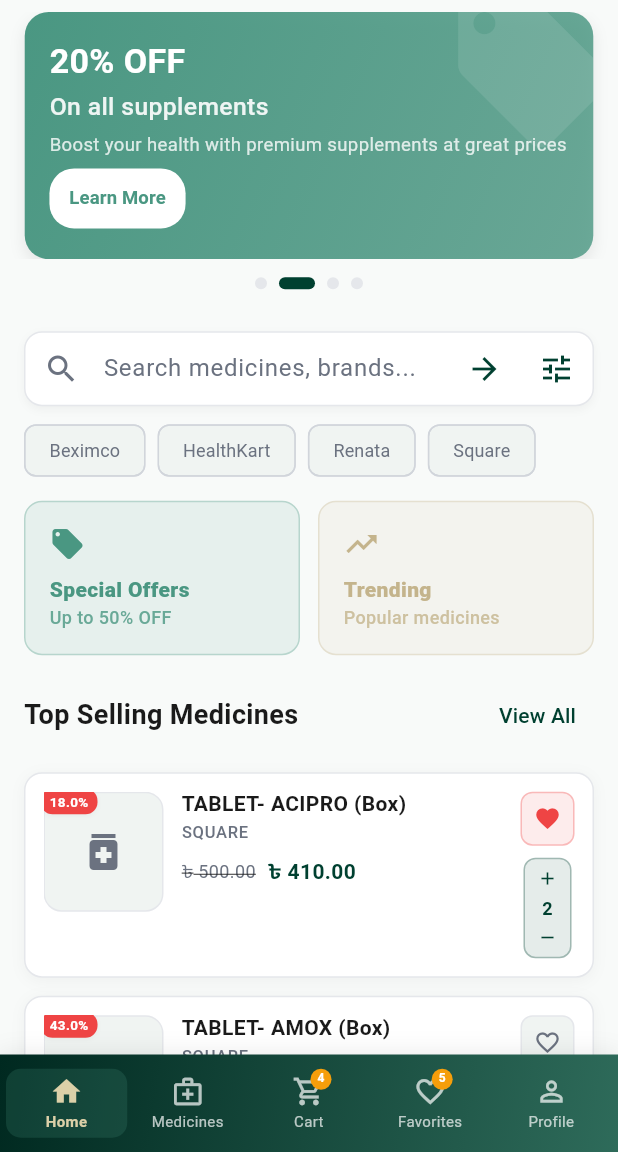
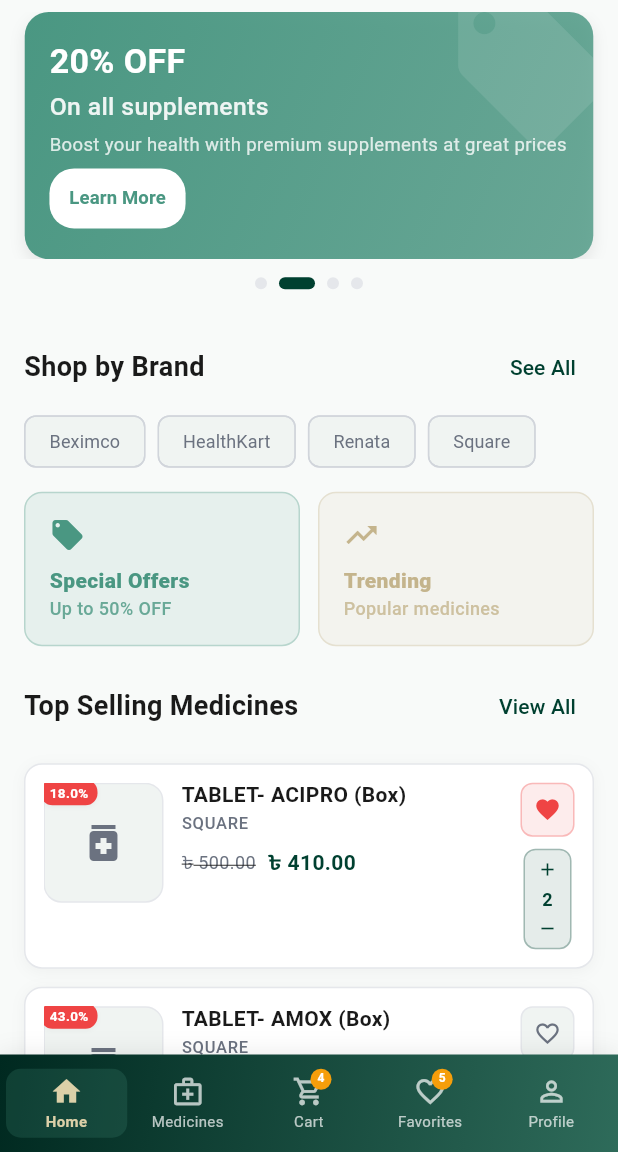
Before and after one commit to mahdi-islam-pranto/medicineMart, a Flutter app: the screen it shows after launch, on a phone screen of 412 x 824 dp, the part 84-1236 px from its top. Run offline on Flutter 3.47's test engine with Material 3 defaults, Android fonts, the phone set to English and light mode, and no system bars; our stand-ins replace equatable, flutter_bloc; network calls fail.

Commit message:
removed search from homepage

```diff
--- a/lib/screens/homepage.dart
+++ b/lib/screens/homepage.dart
@@ -8,9 +8,14 @@ import '../models/models.dart';
 import '../theme/app_colors.dart';
 import '../bloc/bloc.dart';
 
-class HomePage extends StatelessWidget {
+class HomePage extends StatefulWidget {
   const HomePage({super.key});
 
+  @override
+  State<HomePage> createState() => _HomePageState();
+}
+
+class _HomePageState extends State<HomePage> {
   @override
   Widget build(BuildContext context) {
     return Scaffold(
@@ -34,8 +39,8 @@ class HomePage extends StatelessWidget {
                   const SizedBox(height: 16),
 
                   if (medicineState is MedicineLoaded) ...[
-                    // Compact search and quick filters section
-                    _buildCompactSearchSection(context, medicineState),
+                    // Brand filters section
+                    _buildBrandFiltersSection(context, medicineState),
 
                     const SizedBox(height: 16),
 
@@ -162,76 +167,40 @@ class HomePage extends StatelessWidget {
     );
   }
 
-  /// Builds compact search section with quick filters
-  Widget _buildCompactSearchSection(
-      BuildContext context, MedicineLoaded state) {
+  /// Builds brand filters section with see all option
+  Widget _buildBrandFiltersSection(BuildContext context, MedicineLoaded state) {
     return Container(
       margin: const EdgeInsets.symmetric(horizontal: 16),
       child: Column(
         children: [
-          // Search bar
-          Container(
-            decoration: BoxDecoration(
-              color: AppColors.surface,
-              borderRadius: BorderRadius.circular(12),
-              border: Border.all(color: AppColors.borderLight),
-              boxShadow: const [
-                BoxShadow(
-                  color: AppColors.shadowLight,
-                  offset: Offset(0, 2),
-                  blurRadius: 4,
+          // Section header
+          Row(
+            mainAxisAlignment: MainAxisAlignment.spaceBetween,
+            children: [
+              const Text(
+                'Shop by Brand',
+                style: TextStyle(
+                  fontSize: 18,
+                  fontWeight: FontWeight.w600,
+                  color: AppColors.textPrimary,
                 ),
-              ],
-            ),
-            child: TextField(
-              onChanged: (query) =>
-                  context.read<MedicineCubit>().updateSearchQuery(query),
-              onSubmitted: (query) {
-                if (query.trim().isNotEmpty) {
-                  _navigateToExploreProducts(context,
-                      searchQuery: query.trim());
-                }
-              },
-              decoration: InputDecoration(
-                hintText: 'Search medicines, brands...',
-                prefixIcon:
-                    const Icon(Icons.search, color: AppColors.textSecondary),
-                suffixIcon: Row(
-                  mainAxisSize: MainAxisSize.min,
-                  children: [
-                    // Search button
-                    IconButton(
-                      onPressed: () {
-                        final query = state.searchQuery.trim();
-                        if (query.isNotEmpty) {
-                          _navigateToExploreProducts(context,
-                              searchQuery: query);
-                        } else {
-                          _navigateToExploreProducts(context);
-                        }
-                      },
-                      icon: const Icon(Icons.arrow_forward,
-                          color: AppColors.primary),
-                      tooltip: 'Search',
-                    ),
-                    // Advanced filters button
-                    IconButton(
-                      onPressed: () => _navigateToExploreProducts(context),
-                      icon: const Icon(Icons.tune, color: AppColors.primary),
-                      tooltip: 'Advanced Filters',
-                    ),
-                  ],
+              ),
+              TextButton(
+                onPressed: () => _navigateToExploreProducts(context),
+                child: const Text(
+                  'See All',
+                  style: TextStyle(
+                    color: AppColors.primary,
+                    fontWeight: FontWeight.w500,
+                  ),
                 ),
-                border: InputBorder.none,
-                contentPadding:
-                    const EdgeInsets.symmetric(horizontal: 16, vertical: 12),
               ),
-            ),
+            ],
           ),
 
-          const SizedBox(height: 12),
+          const SizedBox(height: 8),
 
-          // Quick brand filters (only show top 5 brands)
+          // Brand filters (show top 5 brands)
           if (state.brands.isNotEmpty) ...[
             SizedBox(
               height: 35,
```
Also changed, not shown: lib/bloc/cubits/medicine_cubit.dart (+8 -4 lines), lib/screens/explore_products_page.dart (+25 -1 lines).
